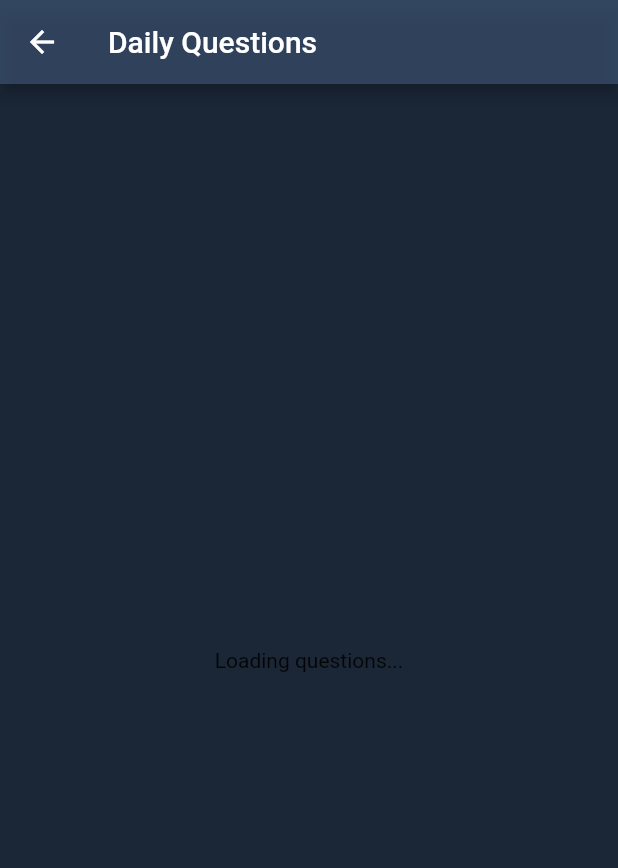
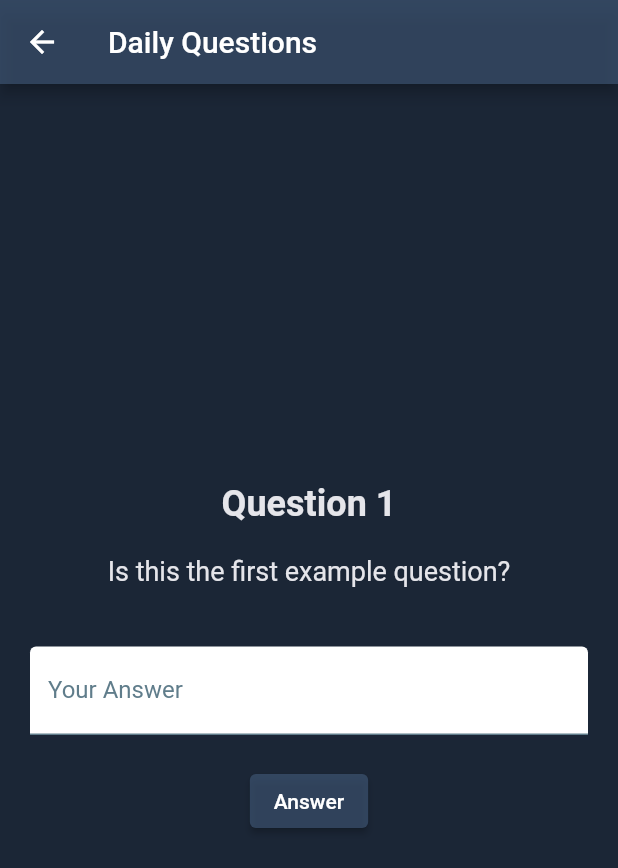
Before and after one commit to ErikSeewald/DataCollector, a Flutter app: the screen it shows after launch, after a tap on "Daily Questions", on a phone screen of 412 x 824 dp. Shown: the top 868 px of the screen. Run offline on Flutter 3.47's test engine with Material 2 defaults, Android fonts, the light colour scheme and no system bars.

Commit message:
example_questions

```diff
--- /dev/null
+++ b/eriks_data_collector/assets/questions/example_questions.json
@@ -0,0 +1,19 @@
+[
+  {
+    "id": "q1",
+    "title": "Question 1",
+    "text": "Is this the first example question?"
+  },
+
+  {
+    "id": "q2",
+    "title": "Question 2",
+    "text": "Is this the second example question?"
+  },
+
+  {
+    "id": "q3",
+    "title": "Question 3",
+    "text": "Is this the third example question?"
+  }
+]
--- a/eriks_data_collector/lib/QuestionPage.dart
+++ b/eriks_data_collector/lib/QuestionPage.dart
@@ -24,7 +24,13 @@ class _QuestionPageState extends State<QuestionPage> {
   }
 
   Future<void> _loadQuestions() async {
-    String jsonString = await rootBundle.loadString('assets/questions/daily_questions.json');
+    String jsonString;
+    try {
+      jsonString = await rootBundle.loadString('assets/questions/daily_questions.json');
+    } catch (e) { //FALLBACK
+      jsonString = await rootBundle.loadString('assets/questions/example_questions.json');
+    }
+
     List<dynamic> jsonData = jsonDecode(jsonString);
     setState(() {
       questions = jsonData.cast<Map<String, dynamic>>();
--- a/eriks_data_collector/pubspec.yaml
+++ b/eriks_data_collector/pubspec.yaml
@@ -57,6 +57,7 @@ dev_dependencies:
 flutter:
 
   assets:
+    - assets/questions/daily_questions.json
     - assets/questions/example_questions.json
 
   # The following line ensures that the Material Icons font is
```
